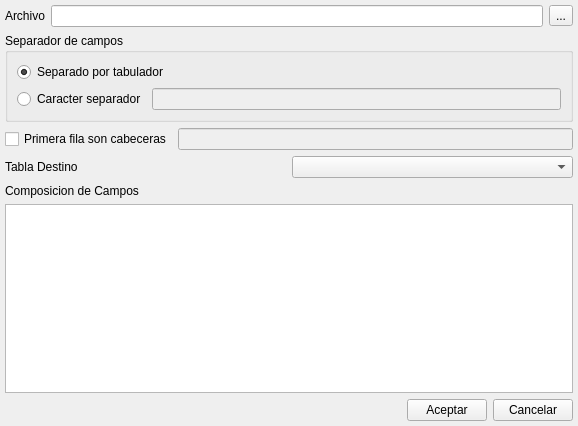
This is bulmages/bulmalib/plugins/pluginbl_importcsv/importcsvbase.ui in eboladev/Bulmages-1 as Qt 5 draws it before an edit. The edited form follows.
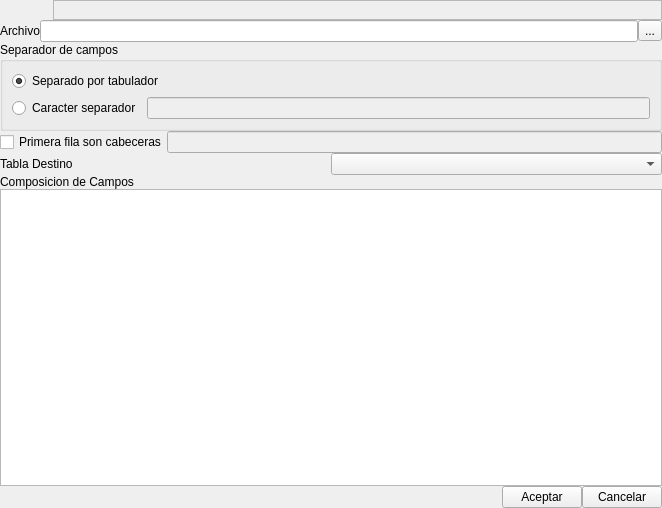
This is the edited form. Icons and pictures are not drawn.

Commit message: Arreglo error que producia un cuelgue al cerrar y reabrir la ventana de importacion CSV

Patch:
```diff
--- a/bulmages/bulmalib/plugins/pluginbl_importcsv/importcsvbase.ui
+++ b/bulmages/bulmalib/plugins/pluginbl_importcsv/importcsvbase.ui
@@ -1,12 +1,12 @@
 <ui version="4.0" >
  <class>ImportCSVBase</class>
- <widget class="QWidget" name="ImportCSVBase" >
-  <property name="geometry" >
+ <widget class="QWidget" name="ImportCSVBase">
+  <property name="geometry">
    <rect>
     <x>0</x>
     <y>0</y>
-    <width>578</width>
-    <height>426</height>
+    <width>662</width>
+    <height>508</height>
    </rect>
   </property>
   <property name="windowTitle" >
@@ -15,49 +15,83 @@
   <property name="windowIcon" >
    <iconset resource="../../../bulmages.qrc" >:/BfBulmaFact32x32/images/png/32x32/i_bulmages_boton_listado.32x32.png</iconset>
   </property>
-  <layout class="QVBoxLayout" >
-   <property name="leftMargin" >
-    <number>5</number>
+  <layout class="QGridLayout" name="gridLayout">
+   <property name="margin">
+    <number>0</number>
    </property>
-   <property name="topMargin" >
-    <number>5</number>
+   <property name="spacing">
+    <number>0</number>
    </property>
-   <property name="rightMargin" >
-    <number>5</number>
-   </property>
-   <property name="bottomMargin" >
-    <number>5</number>
-   </property>
-   <item>
-    <layout class="QHBoxLayout" >
+   <item row="0" column="0">
+    <layout class="QHBoxLayout" name="_2">
+     <property name="spacing">
+      <number>5</number>
+     </property>
+     <property name="margin">
+      <number>0</number>
+     </property>
      <item>
-      <widget class="QLabel" name="label" >
-       <property name="text" >
+      <widget class="QLabel" name="label_4">
+       <property name="maximumSize">
+        <size>
+         <width>48</width>
+         <height>48</height>
+        </size>
+       </property>
+       <property name="text">
+        <string/>
+       </property>
+       <property name="pixmap">
+        <pixmap resource="../../../bulmages.qrc">:/Images/document-import.png</pixmap>
+       </property>
+       <property name="scaledContents">
+        <bool>true</bool>
+       </property>
+      </widget>
+     </item>
+     <item>
+      <widget class="QFrame" name="mui_plugbotones">
+       <property name="frameShape">
+        <enum>QFrame::StyledPanel</enum>
+       </property>
+       <property name="frameShadow">
+        <enum>QFrame::Raised</enum>
+       </property>
+       <layout class="QHBoxLayout" name="horizontalLayout_2"/>
+      </widget>
+     </item>
+    </layout>
+   </item>
+   <item row="1" column="0">
+    <layout class="QHBoxLayout">
+     <item>
+      <widget class="QLabel" name="label">
+       <property name="text">
         <string>Archivo</string>
        </property>
       </widget>
      </item>
      <item>
-      <widget class="QLineEdit" name="mui_archivo" />
+      <widget class="QLineEdit" name="mui_archivo"/>
      </item>
      <item>
-      <widget class="QToolButton" name="mui_buscarArchivo" >
-       <property name="text" >
+      <widget class="QToolButton" name="mui_buscarArchivo">
+       <property name="text">
         <string>...</string>
        </property>
       </widget>
      </item>
     </layout>
    </item>
-   <item>
-    <widget class="QGroupBox" name="groupBox" >
-     <property name="title" >
+   <item row="2" column="0">
+    <widget class="QGroupBox" name="groupBox">
+     <property name="title">
       <string>Separador de campos</string>
      </property>
-     <layout class="QGridLayout" >
-      <item row="0" column="0" >
-       <widget class="QRadioButton" name="mui_radioSeparadorTab" >
-        <property name="text" >
+     <layout class="QGridLayout">
+      <item row="0" column="0">
+       <widget class="QRadioButton" name="mui_radioSeparadorTab">
+        <property name="text">
          <string>Separado por tabulador</string>
         </property>
         <property name="checked" >
@@ -65,18 +99,18 @@
         </property>
        </widget>
       </item>
-      <item row="1" column="0" >
-       <layout class="QHBoxLayout" >
+      <item row="1" column="0">
+       <layout class="QHBoxLayout">
         <item>
-         <widget class="QRadioButton" name="mui_radioSeparadorCaracter" >
-          <property name="text" >
+         <widget class="QRadioButton" name="mui_radioSeparadorCaracter">
+          <property name="text">
            <string>Caracter separador</string>
           </property>
          </widget>
         </item>
         <item>
-         <widget class="QLineEdit" name="mui_separador" >
-          <property name="enabled" >
+         <widget class="QLineEdit" name="mui_separador">
+          <property name="enabled">
            <bool>false</bool>
           </property>
          </widget>
@@ -86,54 +120,54 @@
      </layout>
     </widget>
    </item>
-   <item>
-    <layout class="QHBoxLayout" >
+   <item row="3" column="0">
+    <layout class="QHBoxLayout">
      <item>
-      <widget class="QCheckBox" name="mui_cabeceras" >
-       <property name="text" >
+      <widget class="QCheckBox" name="mui_cabeceras">
+       <property name="text">
         <string>Primera fila son cabeceras</string>
        </property>
       </widget>
      </item>
      <item>
-      <widget class="QLineEdit" name="mui_cabecerasEdit" >
-       <property name="enabled" >
+      <widget class="QLineEdit" name="mui_cabecerasEdit">
+       <property name="enabled">
         <bool>false</bool>
        </property>
       </widget>
      </item>
     </layout>
    </item>
-   <item>
-    <layout class="QHBoxLayout" >
+   <item row="4" column="0">
+    <layout class="QHBoxLayout">
      <item>
-      <widget class="QLabel" name="label_2" >
-       <property name="text" >
+      <widget class="QLabel" name="label_2">
+       <property name="text">
         <string>Tabla Destino</string>
        </property>
       </widget>
      </item>
      <item>
-      <widget class="QComboBox" name="mui_combotablas" />
+      <widget class="QComboBox" name="mui_combotablas"/>
      </item>
     </layout>
    </item>
-   <item>
-    <layout class="QVBoxLayout" >
+   <item row="5" column="0">
+    <layout class="QVBoxLayout">
      <item>
-      <widget class="QLabel" name="label_3" >
-       <property name="text" >
+      <widget class="QLabel" name="label_3">
+       <property name="text">
         <string>Composicion de Campos</string>
        </property>
       </widget>
      </item>
      <item>
-      <widget class="QTableWidget" name="mui_list" />
+      <widget class="QTableWidget" name="mui_list"/>
      </item>
     </layout>
    </item>
-   <item>
-    <layout class="QHBoxLayout" >
+   <item row="6" column="0">
+    <layout class="QHBoxLayout">
      <item>
       <spacer>
        <property name="orientation" >
@@ -148,15 +182,15 @@
       </spacer>
      </item>
      <item>
-      <widget class="QPushButton" name="mui_aceptar" >
-       <property name="text" >
+      <widget class="QPushButton" name="mui_aceptar">
+       <property name="text">
         <string>Aceptar</string>
        </property>
       </widget>
      </item>
      <item>
-      <widget class="QPushButton" name="mui_cancelar" >
-       <property name="text" >
+      <widget class="QPushButton" name="mui_cancelar">
+       <property name="text">
         <string>Cancelar</string>
        </property>
       </widget>
```
Left out of the diff: 26 changed lines with no effect on the pictures. The commit also changes 2 other files.
